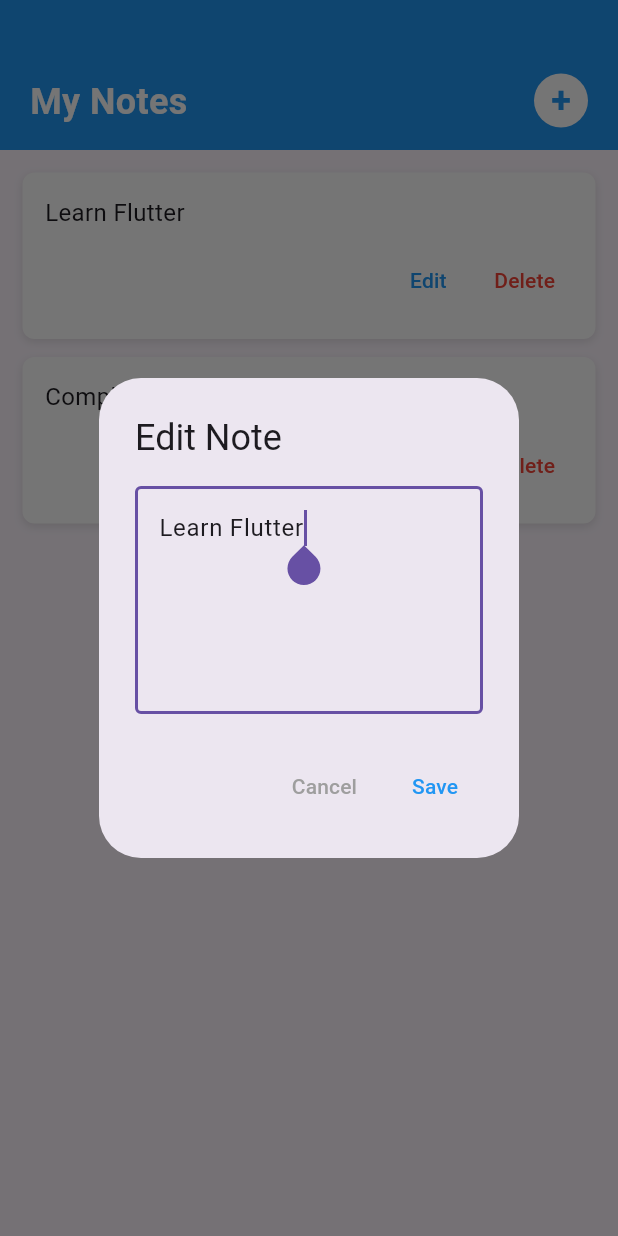
After one commit to Eya-Ben-Belgacem/NotesApp-CrossPlatform, a Flutter app: the NotesScreen screen opened by its route, after a tap on "Edit", on a phone screen of 412 x 824 dp. The commit adds this screen. Run offline on Flutter 3.47's test engine with Material 3 defaults, Android fonts, the phone set to English and light mode, and no system bars.

Commit message:
Refactor: extract NoteItem and NoteInputDialog components

```diff
--- /dev/null
+++ b/flutter_app/lib/components/note_input_dialog.dart
@@ -0,0 +1,42 @@
+import 'package:flutter/material.dart';
+
+class NoteInputDialog extends StatelessWidget {
+  final TextEditingController controller;
+  final bool isEditing;
+  final VoidCallback onSave;
+
+  const NoteInputDialog({
+    super.key,
+    required this.controller,
+    required this.isEditing,
+    required this.onSave,
+  });
+
+  @override
+  Widget build(BuildContext context) {
+    return AlertDialog(
+      title: Text(isEditing ? 'Edit Note' : 'Add New Note'),
+      content: TextField(
+        controller: controller,
+        decoration: const InputDecoration(
+          hintText: 'Enter your note here...',
+          border: OutlineInputBorder(),
+        ),
+        maxLines: 5,
+        autofocus: true,
+      ),
+      actions: [
+        TextButton(
+          onPressed: () => Navigator.pop(context),
+          style: TextButton.styleFrom(foregroundColor: Colors.grey),
+          child: const Text('Cancel'),
+        ),
+        TextButton(
+          onPressed: onSave,
+          style: TextButton.styleFrom(foregroundColor: Colors.blue),
+          child: const Text('Save'),
+        ),
+      ],
+    );
+  }
+}
--- /dev/null
+++ b/flutter_app/lib/components/note_item.dart
@@ -0,0 +1,58 @@
+import 'package:flutter/material.dart';
+
+class NoteItem extends StatelessWidget {
+  final Map<String, dynamic> note;
+  final VoidCallback onEdit;
+  final VoidCallback onDelete;
+
+  const NoteItem({
+    super.key,
+    required this.note,
+    required this.onEdit,
+    required this.onDelete,
+  });
+
+  @override
+  Widget build(BuildContext context) {
+    return Container(
+      margin: const EdgeInsets.only(bottom: 12),
+      decoration: BoxDecoration(
+        color: Colors.white,
+        borderRadius: BorderRadius.circular(8),
+        boxShadow: [
+          BoxShadow(
+            color: Colors.black.withOpacity(0.1),
+            blurRadius: 4,
+            offset: const Offset(0, 2),
+          ),
+        ],
+      ),
+      child: Padding(
+        padding: const EdgeInsets.all(15),
+        child: Column(
+          crossAxisAlignment: CrossAxisAlignment.start,
+          children: [
+            Text(
+              note['content'],
+              style: const TextStyle(fontSize: 16),
+            ),
+            const SizedBox(height: 10),
+            Row(
+              mainAxisAlignment: MainAxisAlignment.end,
+              children: [
+                TextButton(
+                  onPressed: onEdit,
+                  child: const Text('Edit', style: TextStyle(color: Colors.blue)),
+                ),
+                TextButton(
+                  onPressed: onDelete,
+                  child: const Text('Delete', style: TextStyle(color: Colors.red)),
+                ),
+              ],
+            ),
+          ],
+        ),
+      ),
+    );
+  }
+}
```
Also changed, not shown: flutter_app/lib/screens/notes_screen.dart (+11 -69 lines).
